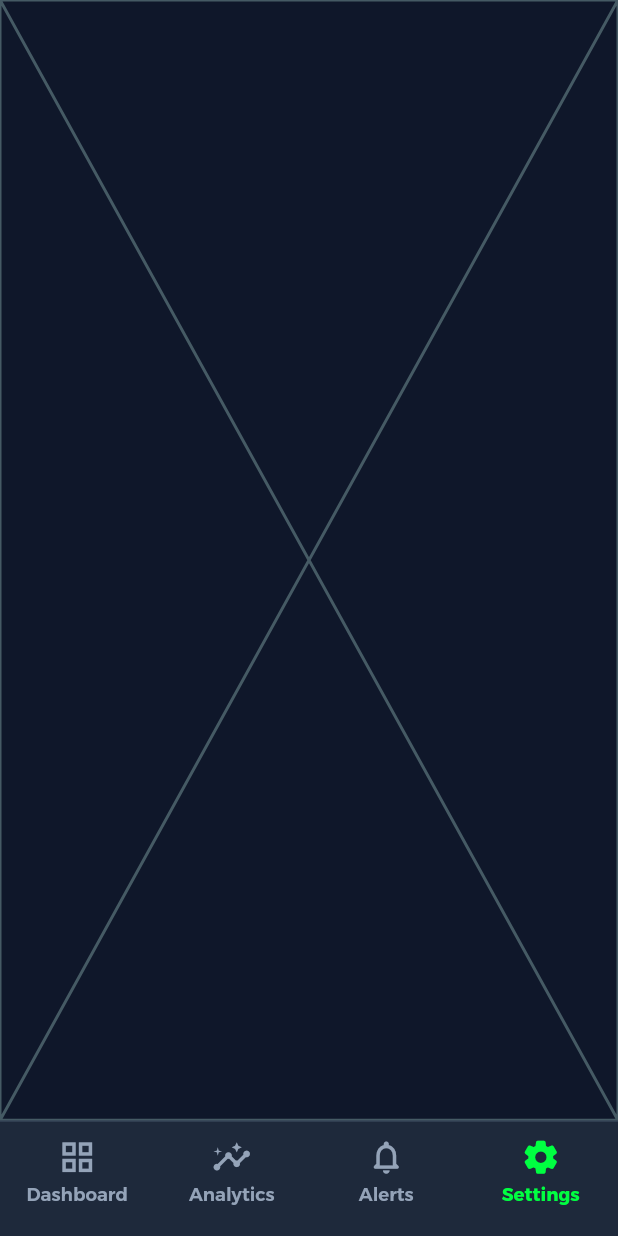
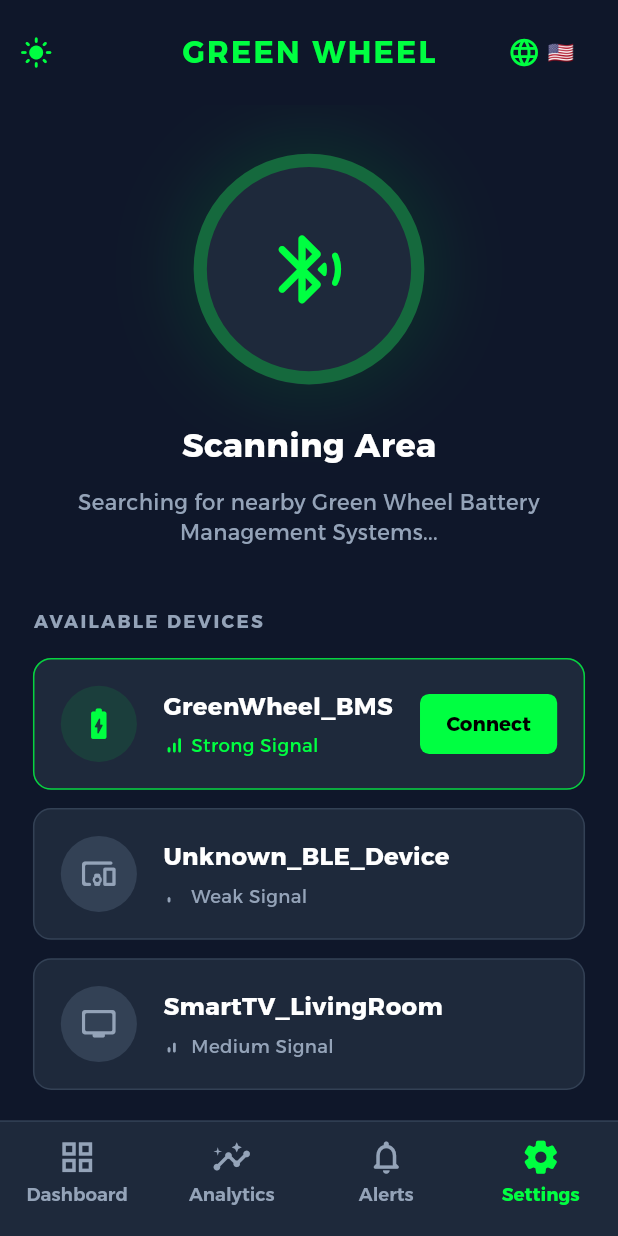
Before and after one commit to AkramMousa458/green_wheel, a Flutter app: the screen it shows after launch, item 4 of the bottom bar chosen, on a phone screen of 412 x 824 dp. Run offline on Flutter 3.47's test engine with Material 3 defaults, Android fonts, the phone set to English and light mode, and no system bars; drawn by our look-alikes of flutter_animate; our stand-ins replace dio, flutter_bloc, flutter_screenutil, flutter_translate, get_it, go_router and 2 more.

Commit message:
finish the setting screen

```diff
--- a/lib/core/widgets/language_toggle_button.dart
+++ b/lib/core/widgets/language_toggle_button.dart
@@ -2,6 +2,7 @@ import 'package:flutter/material.dart';
 import 'package:flutter_bloc/flutter_bloc.dart';
 import 'package:flutter_screenutil/flutter_screenutil.dart';
 import 'package:green_wheel/core/language/language_cubit.dart';
+import 'package:green_wheel/core/utils/app_colors.dart';
 
 /// A reusable language toggle button widget
 class LanguageToggleButton extends StatelessWidget {
@@ -23,11 +24,7 @@ class LanguageToggleButton extends StatelessWidget {
             child: Row(
               mainAxisSize: MainAxisSize.min,
               children: [
-                Icon(
-                  Icons.language,
-                  size: 20.w,
-                  color: Theme.of(context).appBarTheme.foregroundColor,
-                ),
+                Icon(Icons.language, size: 20.w, color: AppColors.primary),
                 SizedBox(width: 4.w),
                 Text(
                   isArabic ? '🇪🇬' : '🇺🇸',
--- a/lib/core/widgets/theme_toggle_button.dart
+++ b/lib/core/widgets/theme_toggle_button.dart
@@ -2,6 +2,7 @@ import 'package:flutter/material.dart';
 import 'package:flutter_bloc/flutter_bloc.dart';
 import 'package:flutter_screenutil/flutter_screenutil.dart';
 import 'package:green_wheel/core/theme/theme_cubit.dart';
+import 'package:green_wheel/core/utils/app_colors.dart';
 import 'package:green_wheel/core/utils/theme_utils.dart';
 
 /// A reusable theme toggle button widget
@@ -27,7 +28,7 @@ class ThemeToggleButton extends StatelessWidget {
                 Icon(
                   isDark ? Icons.light_mode : Icons.dark_mode,
                   size: 20.w,
-                  color: Theme.of(context).appBarTheme.foregroundColor,
+                  color: AppColors.primary,
                 ),
                 SizedBox(width: 4.w),
                 // Text(
--- a/lib/features/base/presentation/screens/base_screen.dart
+++ b/lib/features/base/presentation/screens/base_screen.dart
@@ -2,6 +2,7 @@ import 'package:flutter/material.dart';
 import 'package:green_wheel/features/base/presentation/widgets/custom_bottom_nav_bar.dart';
 import 'package:green_wheel/features/home/presentation/screens/home_screen.dart';
 import 'package:green_wheel/features/alerts/presentation/screens/alerts_screen.dart';
+import 'package:green_wheel/features/settings/presentation/screens/settings_screen.dart';
 
 class BaseScreen extends StatefulWidget {
   const BaseScreen({super.key});
@@ -25,7 +26,7 @@ class _BaseScreenState extends State<BaseScreen> {
     const HomeScreen(),
     const Placeholder(),
     const AlertsScreen(),
-    const Placeholder(),
+    const SettingsScreen(),
   ];
 
   @override
--- /dev/null
+++ b/lib/features/settings/data/models/settings_models.dart
@@ -0,0 +1,17 @@
+import 'package:flutter/material.dart';
+
+class BluetoothDeviceModel {
+  final String deviceName;
+  final String signalStrengthKey;
+  final IconData signalIcon;
+  final IconData deviceIcon;
+  final bool isTarget;
+
+  const BluetoothDeviceModel({
+    required this.deviceName,
+    required this.signalStrengthKey,
+    required this.signalIcon,
+    required this.deviceIcon,
+    this.isTarget = false,
+  });
+}
--- /dev/null
+++ b/lib/features/settings/presentation/screens/settings_screen.dart
@@ -0,0 +1,47 @@
+import 'package:flutter/material.dart';
+import 'package:flutter_translate/flutter_translate.dart';
+import 'package:green_wheel/core/utils/app_colors.dart';
+import 'package:green_wheel/core/utils/theme_utils.dart';
+import 'package:green_wheel/core/widgets/language_toggle_button.dart';
+import 'package:green_wheel/core/widgets/theme_toggle_button.dart';
+import 'package:green_wheel/features/settings/presentation/widgets/settings_screen_body.dart';
+
+class SettingsScreen extends StatelessWidget {
+  const SettingsScreen({super.key});
+  static const String routeName = '/settings-screen';
+
+  @override
+  Widget build(BuildContext context) {
+    final isDark = ThemeUtils.isDark(context);
+
+    return Scaffold(
+      appBar: AppBar(
+        backgroundColor: isDark
+            ? Theme.of(context).scaffoldBackgroundColor
+            : AppColors.white,
+        elevation: 0,
+        toolbarHeight: 70,
+        title: Text(
+          translate('green_wheel').toUpperCase(),
+          style: const TextStyle(
+            color: AppColors.primary,
+            fontSize: 20,
+            fontWeight: FontWeight.bold,
+            letterSpacing: 1.5,
+          ),
+        ),
+        centerTitle: true,
+        leading: ThemeToggleButton(),
+        actions: const [LanguageToggleButton(), SizedBox(width: 16)],
+      ),
+      body: SafeArea(
+        child: RefreshIndicator(
+          color: AppColors.primary,
+          backgroundColor: isDark ? AppColors.darkCard : AppColors.white,
+          onRefresh: () async {},
+          child: const SettingsScreenBody(),
+        ),
+      ),
+    );
+  }
+}
--- /dev/null
+++ b/lib/features/settings/presentation/widgets/bluetooth_device_card.dart
@@ -0,0 +1,116 @@
+import 'package:flutter/material.dart';
+import 'package:flutter_screenutil/flutter_screenutil.dart';
+import 'package:flutter_translate/flutter_translate.dart';
+import 'package:green_wheel/core/utils/app_colors.dart';
+import 'package:green_wheel/core/utils/theme_utils.dart';
+import 'package:green_wheel/features/settings/data/models/settings_models.dart';
+
+class BluetoothDeviceCard extends StatelessWidget {
+  final BluetoothDeviceModel device;
+  final VoidCallback? onConnect;
+
+  const BluetoothDeviceCard({
+    super.key,
+    required this.device,
+    this.onConnect,
+  });
+
+  @override
+  Widget build(BuildContext context) {
+    final isDark = ThemeUtils.isDark(context);
+
+    return Container(
+      padding: EdgeInsets.all(16.w),
+      decoration: BoxDecoration(
+        color: isDark ? AppColors.darkCard : AppColors.lightCard,
+        borderRadius: BorderRadius.circular(12.r),
+        border: Border.all(
+          color: device.isTarget
+              ? AppColors.primary.withValues(alpha: 0.8)
+              : (isDark ? AppColors.darkInputFill : AppColors.lightBorder),
+          width: 1,
+        ),
+      ),
+      child: Row(
+        children: [
+          Container(
+            padding: EdgeInsets.all(12.w),
+            decoration: BoxDecoration(
+              color: device.isTarget
+                  ? AppColors.primary.withValues(alpha: 0.1)
+                  : (isDark ? AppColors.darkInputFill : AppColors.lightBorder),
+              shape: BoxShape.circle,
+            ),
+            child: Icon(
+              device.deviceIcon,
+              color: device.isTarget
+                  ? AppColors.primary
+                  : (isDark ? AppColors.darkTextSecondary : AppColors.lightTextSecondary),
+              size: 24.sp,
+            ),
+          ),
+          SizedBox(width: 16.w),
+          Expanded(
+            child: Column(
+              crossAxisAlignment: CrossAxisAlignment.start,
+              children: [
+                Text(
+                  translate(device.deviceName),
+                  style: TextStyle(
+                    color: isDark ? AppColors.white : AppColors.lightTextPrimary,
+                    fontSize: 16.sp,
+                    fontWeight: FontWeight.bold,
+                  ),
+                ),
+                SizedBox(height: 6.h),
+                Row(
+                  children: [
+                    Icon(
+                      device.signalIcon,
+                      color: device.isTarget
+                          ? AppColors.primary
+                          : (isDark ? AppColors.darkTextSecondary : AppColors.lightTextSecondary),
+                      size: 14.sp,
+                    ),
+                    SizedBox(width: 4.w),
+                    Text(
+                      translate(device.signalStrengthKey),
+                      style: TextStyle(
+                        color: device.isTarget
+                            ? AppColors.primary
+                            : (isDark ? AppColors.darkTextSecondary : AppColors.lightTextSecondary),
+                        fontSize: 12.sp,
+                      ),
+                    ),
+                  ],
+                ),
+              ],
+            ),
+          ),
+          if (device.isTarget) ...[
+            SizedBox(width: 12.w),
+            ElevatedButton(
+              onPressed: onConnect,
+              style: ElevatedButton.styleFrom(
+                backgroundColor: AppColors.primary,
+                foregroundColor: AppColors.black, // Dark text on primary green button
+                padding: EdgeInsets.symmetric(horizontal: 16.w, vertical: 10.h),
+                shape: RoundedRectangleBorder(
+                  borderRadius: BorderRadius.circular(6.r),
+                ),
+                elevation: 0,
+              ),
+              child: Text(
+                translate('connect'),
+                style: TextStyle(
+                  fontSize: 13.sp,
+                  fontWeight: FontWeight.bold,
+                ),
+              ),
+            ),
+          ]
+        ],
+      ),
+    );
+  }
+}
--- /dev/null
+++ b/lib/features/settings/presentation/widgets/scanning_indicator.dart
@@ -0,0 +1,45 @@
+import 'package:flutter/material.dart';
+import 'package:flutter_screenutil/flutter_screenutil.dart';
+import 'package:flutter_animate/flutter_animate.dart';
+import 'package:green_wheel/core/utils/app_colors.dart';
+
+class ScanningIndicator extends StatelessWidget {
+  const ScanningIndicator({super.key});
+
+  @override
+  Widget build(BuildContext context) {
+    return Container(
+          width: 140.w,
+          height: 140.w,
+          decoration: BoxDecoration(
+            shape: BoxShape.circle,
+            color: Theme.of(context).cardColor,
+            border: Border.all(
+              color: AppColors.primary.withValues(alpha: 0.3),
+              width: 8.w,
+            ),
+            boxShadow: [
+              BoxShadow(
+                color: AppColors.primary.withValues(alpha: 0.1),
+                blurRadius: 40,
+                spreadRadius: 10,
+              ),
+            ],
+          ),
+          child: Center(
+            child: Icon(
+              Icons.bluetooth_searching_rounded,
+              color: AppColors.primary,
+              size: 56.sp,
+            ),
+          ),
+        )
+        .animate(onPlay: (controller) => controller.repeat(reverse: true))
+        .scale(
+          begin: const Offset(1.0, 1.0),
+          end: const Offset(1.1, 1.1),
+          duration: 1.seconds,
+          curve: Curves.easeInOut,
+        );
+  }
+}
--- /dev/null
+++ b/lib/features/settings/presentation/widgets/settings_screen_body.dart
@@ -0,0 +1,102 @@
+import 'package:flutter/material.dart';
+import 'package:flutter_screenutil/flutter_screenutil.dart';
+import 'package:flutter_translate/flutter_translate.dart';
+import 'package:green_wheel/core/utils/app_colors.dart';
+import 'package:green_wheel/core/utils/theme_utils.dart';
+import 'package:green_wheel/features/settings/data/models/settings_models.dart';
+import 'package:green_wheel/features/settings/presentation/widgets/bluetooth_device_card.dart';
+import 'package:green_wheel/features/settings/presentation/widgets/scanning_indicator.dart';
+
+class SettingsScreenBody extends StatelessWidget {
+  const SettingsScreenBody({super.key});
+
+  static const List<BluetoothDeviceModel> _devices = [
+    BluetoothDeviceModel(
+      deviceName: 'greenwheel_bMS',
+      signalStrengthKey: 'strong_signal',
+      signalIcon: Icons.signal_cellular_alt_rounded,
+      deviceIcon: Icons.battery_charging_full_rounded,
+      isTarget: true,
+    ),
+    BluetoothDeviceModel(
+      deviceName: 'unknown_ble_device',
+      signalStrengthKey: 'weak_signal',
+      signalIcon: Icons.signal_cellular_alt_1_bar_rounded,
+      deviceIcon: Icons.devices_other_rounded,
+      isTarget: false,
+    ),
+    BluetoothDeviceModel(
+      deviceName: 'smarttv_livingroom',
+      signalStrengthKey: 'medium_signal',
+      signalIcon: Icons.signal_cellular_alt_2_bar_rounded,
+      deviceIcon: Icons.tv_rounded,
+      isTarget: false,
+    ),
+  ];
+
+  @override
+  Widget build(BuildContext context) {
+    final isDark = ThemeUtils.isDark(context);
+
+    return SingleChildScrollView(
+      physics: const BouncingScrollPhysics(),
+      padding: EdgeInsets.symmetric(horizontal: 20.w, vertical: 32.h),
+      child: Column(
+        crossAxisAlignment: CrossAxisAlignment.center,
+        children: [
+          const ScanningIndicator(),
+          SizedBox(height: 24.h),
+          Text(
+            translate('scanning_area'),
+            style: TextStyle(
+              color: isDark ? AppColors.white : AppColors.lightTextPrimary,
+              fontSize: 22.sp,
+              fontWeight: FontWeight.bold,
+            ),
+          ),
+          SizedBox(height: 12.h),
+          Padding(
+            padding: EdgeInsets.symmetric(horizontal: 20.w),
+            child: Text(
+              translate('scanning_desc'),
+              textAlign: TextAlign.center,
+              style: TextStyle(
+                color: isDark
+                    ? AppColors.darkTextSecondary
+                    : AppColors.lightTextSecondary,
+                fontSize: 14.sp,
+                height: 1.4,
+              ),
+            ),
+          ),
+          SizedBox(height: 40.h),
+          Align(
+            alignment: Alignment.centerLeft,
+            child: Text(
+              translate('available_devices').toUpperCase(),
+              style: TextStyle(
+                color: isDark
+                    ? AppColors.darkTextSecondary
+                    : AppColors.lightTextSecondary,
+                fontSize: 12.sp,
+                fontWeight: FontWeight.bold,
+                letterSpacing: 1.5,
+              ),
+            ),
+          ),
+          SizedBox(height: 16.h),
+          ..._devices.map(
+            (device) => Padding(
+              padding: EdgeInsets.only(bottom: 12.h),
+              child: BluetoothDeviceCard(
+                device: device,
+                onConnect: device.isTarget ? () {} : null,
+              ),
+            ),
+          ),
+          SizedBox(height: 24.h),
+        ],
+      ),
+    );
+  }
+}
```
Also changed, not shown: assets/i18n/ar.json (+11 -1 lines), assets/i18n/en.json (+11 -1 lines).
